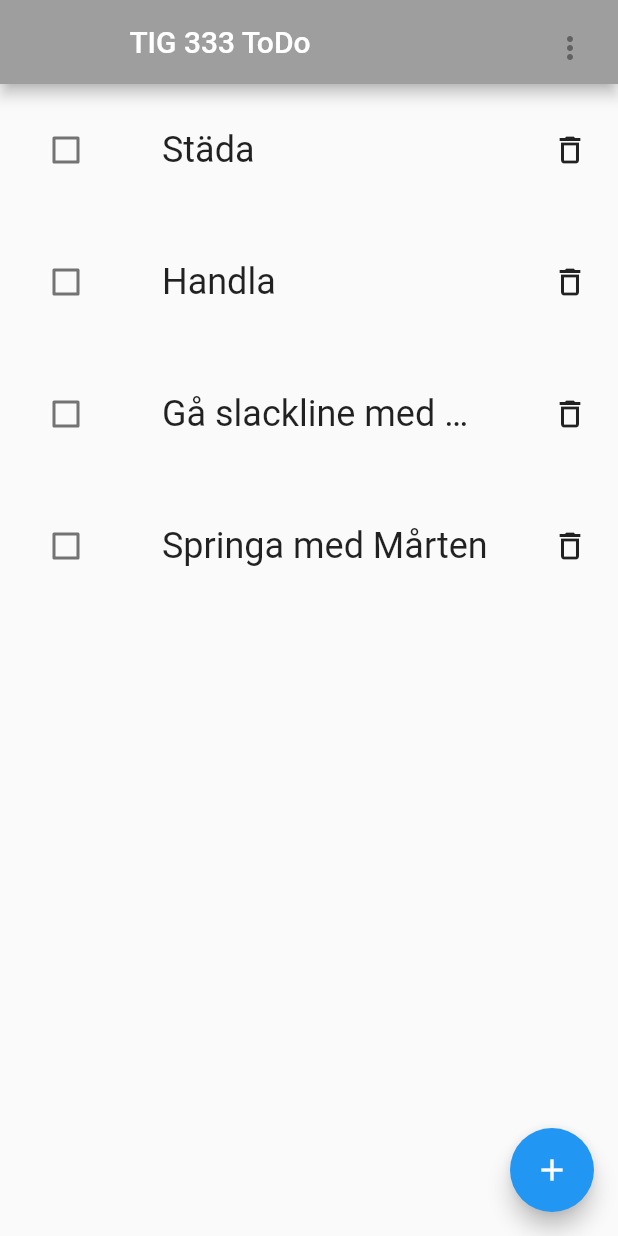
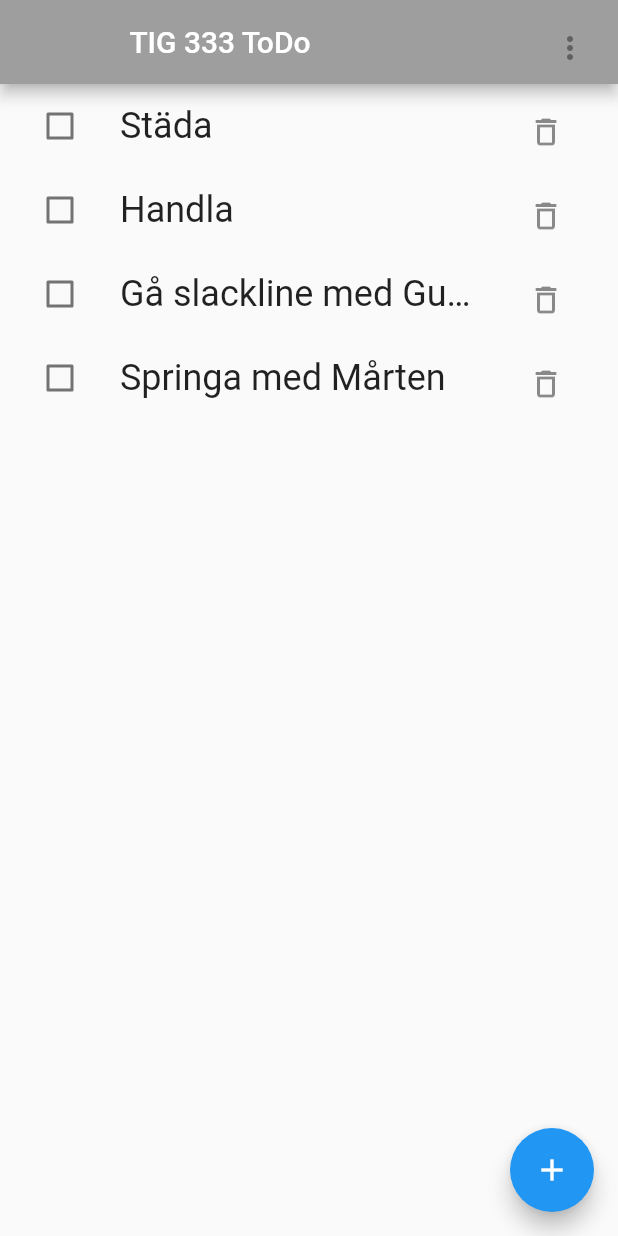
Before and after one commit to gu-tig333-ht22/gusaubau, a Flutter app: the screen it shows after launch, on a phone screen of 412 x 824 dp. Run offline on Flutter 3.47's test engine with Material 2 defaults, Android fonts, the phone set to English and light mode, and no system bars.

Commit message:
Ändrat till ListTile för att bygga listan med item i ListViwe och tagit bort itemRow då den var klumpig. Lagt till funktion för att sortera genom en statefullwidget

```diff
--- /dev/null
+++ b/lib/ItemViwe.dart
@@ -0,0 +1,44 @@
+import 'package:flutter/material.dart';
+import 'package:provider/provider.dart';
+
+import './itemhandler.dart';
+
+class ItemViwe extends StatelessWidget {
+  final List<Item> items;
+
+  ItemViwe(this.items);
+
+  @override
+  Widget build(BuildContext context) {
+    return ListView(
+        children: items.map((item) => _itemListTile(context, item)).toList());
+  }
+
+  Widget _itemListTile(context, item) {
+    return ListTile(
+      leading: Checkbox(
+        value: item.isDone,
+        onChanged: (bool? newValue) {
+          Provider.of<ItemHandler>(context, listen: false)
+              .updateItemIsDone(item);
+          item.testPrint();
+        },
+      ),
+      title: Text(
+        item.name,
+        overflow: TextOverflow.ellipsis,
+        style: item.isDone
+            ? const TextStyle(
+                fontSize: 24, decoration: TextDecoration.lineThrough)
+            : const TextStyle(fontSize: 24),
+      ),
+      trailing: IconButton(
+        onPressed: () {
+          Provider.of<ItemHandler>(context, listen: false).removeItem(item);
+        },
+        padding: EdgeInsets.all(20.0),
+        icon: Icon(Icons.delete_outline),
+      ),
+    );
+  }
+}
--- a/lib/addviwe.dart
+++ b/lib/addviwe.dart
@@ -1,6 +1,6 @@
 import 'package:flutter/material.dart';
 import 'package:provider/provider.dart';
-import 'package:template/mainviwe.dart';
+
 import './itemhandler.dart';
 
 class AddItemViwe extends StatelessWidget {
--- a/lib/itemhandler.dart
+++ b/lib/itemhandler.dart
@@ -1,13 +1,13 @@
 import 'package:flutter/cupertino.dart';
 
 class ItemHandler extends ChangeNotifier {
-  var _items;
+  List<Item> _items = [];
   ItemHandler() {
     _items = itemCreatorTesting();
     _items.forEach((element) => (element.testPrint()));
   }
 
-  List get items => _items;
+  List<Item> get items => _items;
 
   void addItem(String newItemName) {
     _items.add(Item(newItemName));
@@ -25,7 +25,7 @@ class ItemHandler extends ChangeNotifier {
   }
 
   itemCreatorTesting() {
-    var items = [];
+    List<Item> items = [];
     var lista = [
       "Städa",
       "Handla",
--- a/lib/itemrow.dart
+++ /dev/null
@@ -1,79 +0,0 @@
-import 'dart:ui';
-
-import 'package:flutter/material.dart';
-import 'package:provider/provider.dart';
-import 'package:template/itemhandler.dart';
-
-class ItemRow extends StatelessWidget {
-  build(BuildContext context) {
-    return Consumer<ItemHandler>(
-      builder: (context, ItemHandler, _) {
-        return ListView.builder(
-          itemCount: (ItemHandler.items.length),
-          itemBuilder: (context, index) => Row(
-            children: [
-              ItemCheckbox(ItemHandler.items[index]),
-              _itemText(ItemHandler.items[index]),
-              _itemRemove(ItemHandler.items[index])
-            ],
-          ),
-        );
-      },
-    );
-  }
-}
-
-class ItemCheckbox extends StatelessWidget {
-  var _item;
-  ItemCheckbox(Item item) {
-    _item = item;
-  }
-
-  build(BuildContext context) {
-    return Consumer<ItemHandler>(builder: (
-      context,
-      ItemHandler,
-      _,
-    ) {
-      return Container(
-        margin: EdgeInsets.all(20.0),
-        child: Checkbox(
-            value: _item.isDone,
-            onChanged: (bool? newValue) {
-              ItemHandler.updateItemIsDone(_item);
-              _item.testPrint();
-            }),
-      );
-    });
-  }
-}
-
-Widget _itemText(item) {
-  return Expanded(
-    child: Container(
-      child: Padding(
-        padding: const EdgeInsets.all(20.0),
-        child: Text(
-          item.name,
-          overflow: TextOverflow.ellipsis,
-          style: item.isDone
-              ? const TextStyle(
-                  fontSize: 24, decoration: TextDecoration.lineThrough)
-              : const TextStyle(fontSize: 24),
-        ),
-      ),
-    ),
-  );
-}
-
-Widget _itemRemove(item) {
-  return Consumer<ItemHandler>(builder: (context, ItemHandler, _) {
-    return IconButton(
-      onPressed: () {
-        ItemHandler.removeItem(item);
-      },
-      padding: EdgeInsets.all(20.0),
-      icon: Icon(Icons.delete_outline),
-    );
-  });
-}
--- a/lib/mainviwe.dart
+++ b/lib/mainviwe.dart
@@ -1,9 +1,17 @@
-import 'package:flutter/cupertino.dart';
 import 'package:flutter/material.dart';
-import './itemrow.dart';
+import 'package:provider/provider.dart';
+
+import 'package:template/ItemViwe.dart';
+import 'package:template/itemhandler.dart';
 import './addviwe.dart';
 
-class MainViwe extends StatelessWidget {
+class MainViwe extends StatefulWidget {
+  @override
+  State<MainViwe> createState() => _MainViweState();
+}
+
+class _MainViweState extends State<MainViwe> {
+  String valtFilter = "All";
   @override
   Widget build(BuildContext context) {
     // ******************************************
@@ -12,7 +20,6 @@ class MainViwe extends StatelessWidget {
     // items.forEach((element) => (element.testPrint()));
 
     // ******************************************
-    String valtFilter = "All";
 
     return Scaffold(
       appBar: AppBar(
@@ -31,13 +38,21 @@ class MainViwe extends StatelessWidget {
                       filterVal("Done"),
                       filterVal("Undone")
                     ],
-                    onChanged: (value) {}),
+                    onChanged: (value) {
+                      setState(() {
+                        valtFilter = value.toString();
+                      });
+                    }),
               ),
             ),
           ),
         ],
       ),
-      body: ItemRow(),
+      body: Consumer<ItemHandler>(
+        builder: (context, ItemHandler, _) =>
+            ItemViwe(_filtreraLista(ItemHandler.items, valtFilter)),
+      ),
+      // body: ItemRow(),
       floatingActionButton: FloatingActionButton(
         onPressed: () {
           Navigator.push(
@@ -53,4 +68,30 @@ class MainViwe extends StatelessWidget {
   DropdownMenuItem<String> filterVal(String value) {
     return DropdownMenuItem(value: value, child: Text(value));
   }
+
+  List<Item> _filtreraLista(lista, valtFiler) {
+    if (valtFiler == "Done") {
+      List<Item> newList = [];
+      lista.forEach(
+        (item) {
+          if (item.isDone) {
+            newList.add(item);
+          }
+        },
+      );
+      return newList;
+    } else if (valtFiler == "Undone") {
+      List<Item> newList = [];
+      lista.forEach(
+        (item) {
+          if (!item.isDone) {
+            newList.add(item);
+          }
+        },
+      );
+      return newList;
+    } else {
+      return lista;
+    }
+  }
 }
```
Also changed, not shown: 1 other file.
